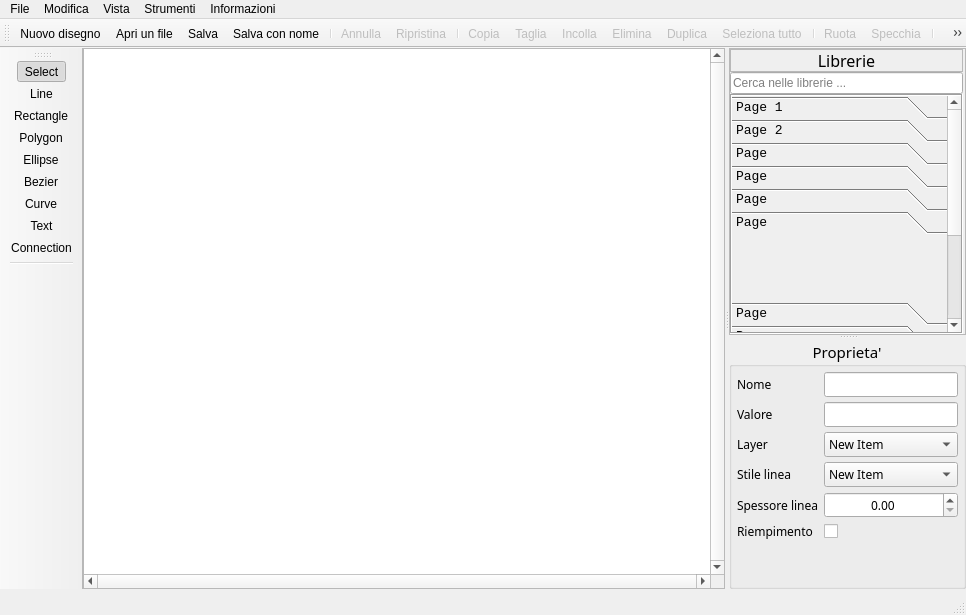
Qt form gui/mainwindow.ui (manufino/eSchema) before a commit.
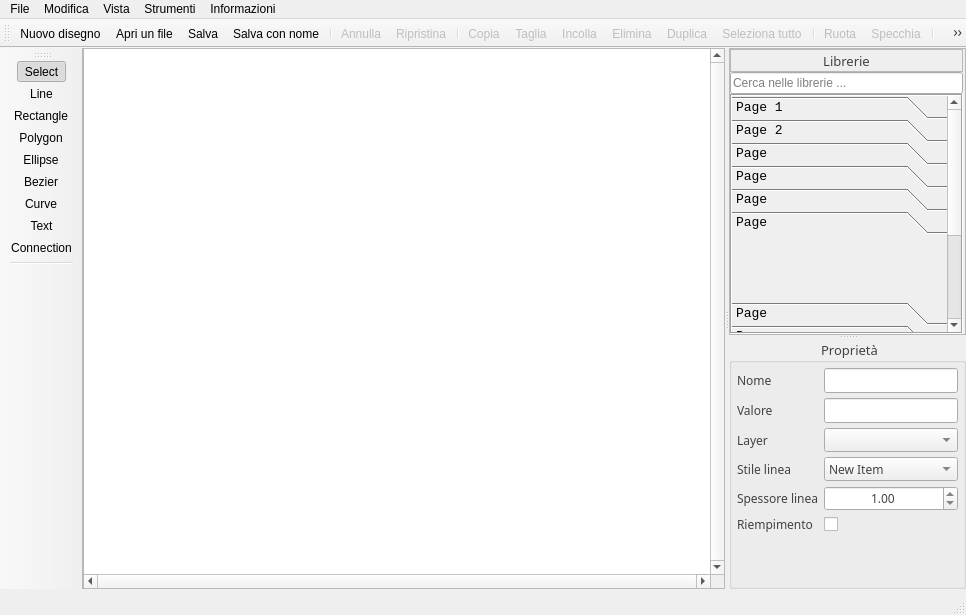
The same form after that commit. Icons and pictures are not drawn. Custom widgets are drawn as their Qt base class.

What changed in the file:
```diff
--- a/gui/mainwindow.ui
+++ b/gui/mainwindow.ui
@@ -475,12 +475,15 @@
              <widget class="QLabel" name="label">
               <property name="font">
                <font>
-                <family>BankGothic Lt BT</family>
-                <pointsize>12</pointsize>
+                <family>Hack</family>
+                <pointsize>10</pointsize>
                 <bold>false</bold>
                 <underline>false</underline>
                </font>
               </property>
+              <property name="styleSheet">
+               <string notr="true">color: rgb(66, 66, 66);</string>
+              </property>
               <property name="text">
                <string>Librerie</string>
               </property>
@@ -819,12 +822,15 @@
         </property>
         <property name="font">
          <font>
-          <family>BankGothic Lt BT</family>
-          <pointsize>11</pointsize>
+          <family>Hack</family>
+          <pointsize>10</pointsize>
          </font>
         </property>
+        <property name="styleSheet">
+         <string notr="true">color: rgb(66, 66, 66);</string>
+        </property>
         <property name="title">
-         <string>Proprieta'</string>
+         <string>Proprietà</string>
         </property>
         <property name="alignment">
          <set>Qt::AlignCenter</set>
@@ -866,11 +872,23 @@
             <number>5</number>
            </property>
            <item row="3" column="1">
-            <widget class="QComboBox" name="comboBox">
+            <widget class="LayerComboBox" name="cbPropLayer">
+             <property name="sizePolicy">
+              <sizepolicy hsizetype="Preferred" vsizetype="Fixed">
+               <horstretch>0</horstretch>
+               <verstretch>0</verstretch>
+              </sizepolicy>
+             </property>
              <property name="minimumSize">
               <size>
                <width>119</width>
-               <height>0</height>
+               <height>24</height>
+              </size>
+             </property>
+             <property name="maximumSize">
+              <size>
+               <width>16777215</width>
+               <height>24</height>
               </size>
              </property>
              <property name="font">
@@ -879,36 +897,6 @@
                <pointsize>9</pointsize>
               </font>
              </property>
-             <item>
-              <property name="text">
-               <string>New Item</string>
-              </property>
-             </item>
-             <item>
-              <property name="text">
-               <string>New Item</string>
-              </property>
-             </item>
-             <item>
-              <property name="text">
-               <string>New Item</string>
-              </property>
-             </item>
-             <item>
-              <property name="text">
-               <string>New Item</string>
-              </property>
-             </item>
-             <item>
-              <property name="text">
-               <string>New Item</string>
-              </property>
-             </item>
-             <item>
-              <property name="text">
-               <string>New Item</string>
-              </property>
-             </item>
             </widget>
            </item>
            <item row="6" column="0">
@@ -972,6 +960,12 @@
            </item>
            <item row="6" column="1">
             <widget class="QDoubleSpinBox" name="doubleSpinBox">
+             <property name="minimumSize">
+              <size>
+               <width>0</width>
+               <height>15</height>
+              </size>
+             </property>
              <property name="font">
               <font>
                <family>Hack</family>
@@ -981,6 +975,15 @@
              <property name="alignment">
               <set>Qt::AlignCenter</set>
              </property>
+             <property name="minimum">
+              <double>0.050000000000000</double>
+             </property>
+             <property name="singleStep">
+              <double>0.050000000000000</double>
+             </property>
+             <property name="value">
+              <double>1.000000000000000</double>
+             </property>
             </widget>
            </item>
            <item row="2" column="0">
@@ -1056,6 +1059,12 @@
                <height>0</height>
               </size>
              </property>
+             <property name="maximumSize">
+              <size>
+               <width>16777215</width>
+               <height>24</height>
+              </size>
+             </property>
              <property name="font">
               <font>
                <family>Hack</family>
@@ -1731,6 +1740,11 @@
    <extends>QStatusBar</extends>
    <header>StatusBar.h</header>
   </customwidget>
+  <customwidget>
+   <class>LayerComboBox</class>
+   <extends>QComboBox</extends>
+   <header>LayerComboBox.h</header>
+  </customwidget>
  </customwidgets>
  <resources>
   <include location="../resources.qrc"/>
```
Left out of the diff: 21 changed lines with no effect on the pictures.
